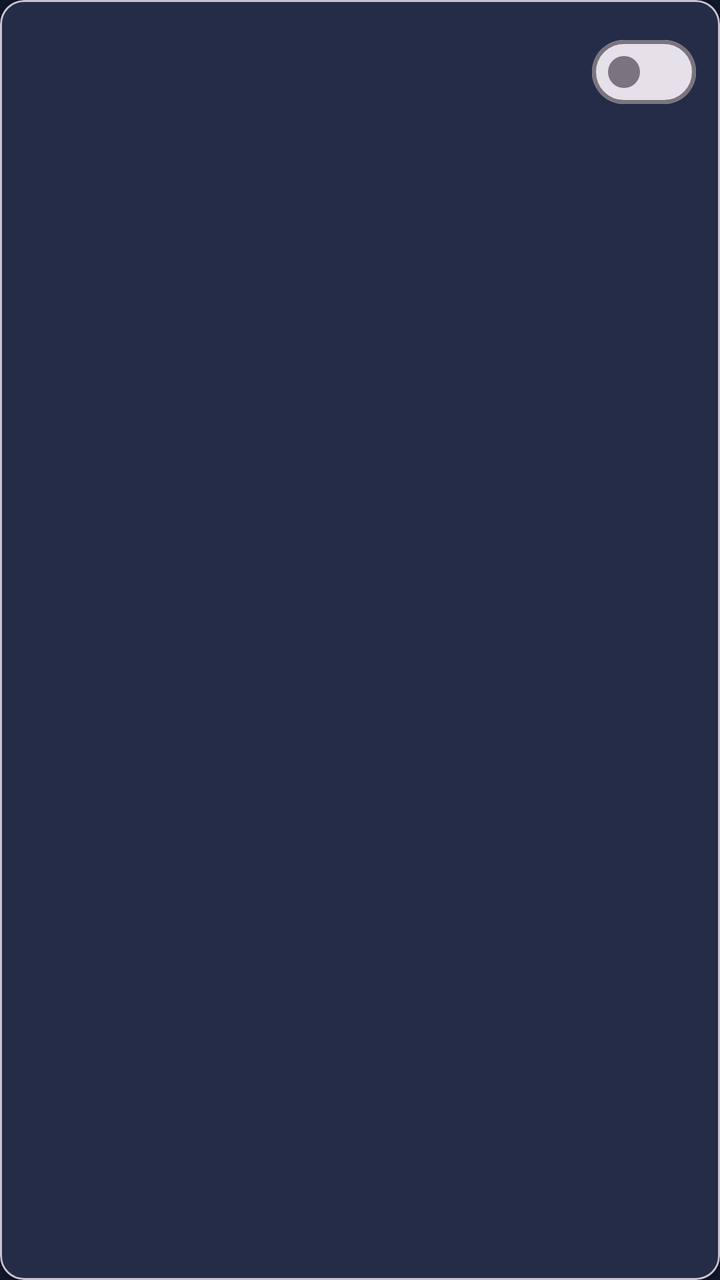
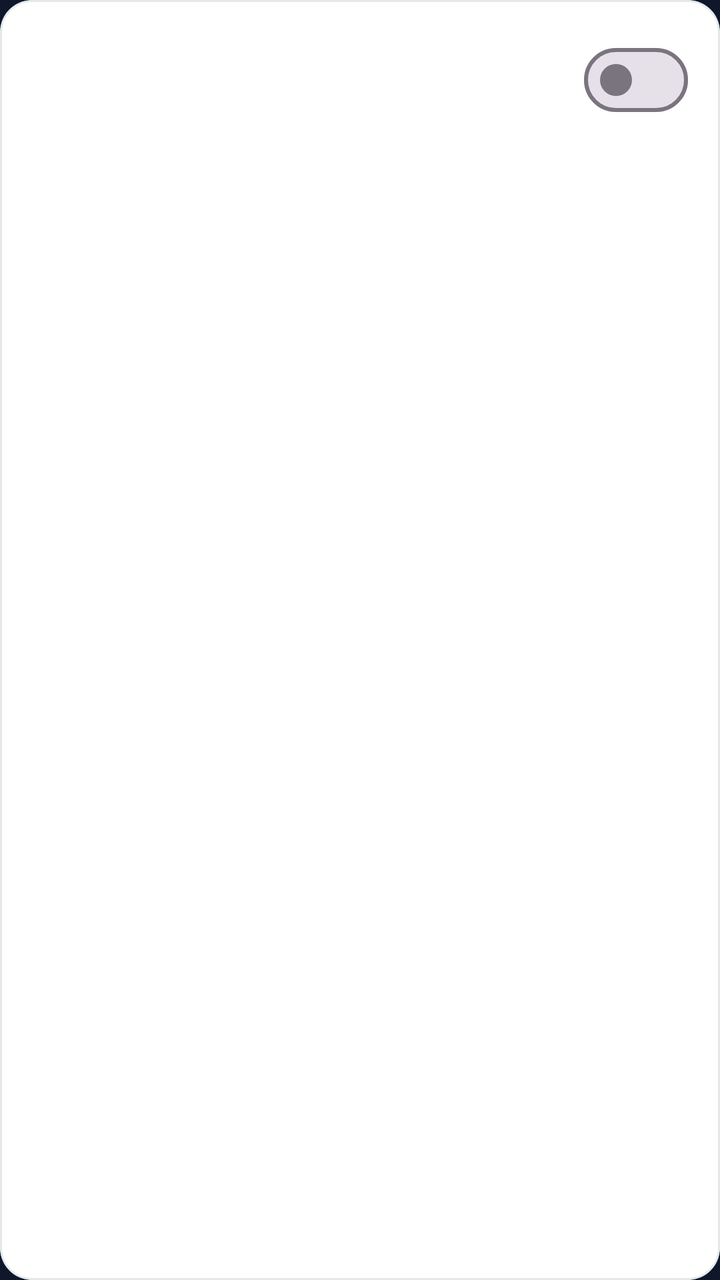

Screens rendered from an Android XML layout before and after an edit, with the pre-edit source and the edit as a unified diff.
<!-- AndroidManifest.xml: application theme Theme.SelfPilot -->
<!-- res/layout/item_app.xml -->
<?xml version="1.0" encoding="utf-8"?>
<com.google.android.material.card.MaterialCardView xmlns:android="http://schemas.android.com/apk/res/android"
    xmlns:app="http://schemas.android.com/apk/res-auto"
    android:layout_width="match_parent"
    android:layout_height="wrap_content"
    android:layout_marginHorizontal="12dp"
    android:layout_marginVertical="6dp"
    app:cardBackgroundColor="@color/card_background"
    app:cardCornerRadius="12dp"
    app:cardElevation="2dp">

    <androidx.constraintlayout.widget.ConstraintLayout
        android:layout_width="match_parent"
        android:layout_height="wrap_content"
        android:padding="12dp">

        <ImageView
            android:id="@+id/app_icon"
            android:layout_width="44dp"
            android:layout_height="44dp"
            app:layout_constraintBottom_toBottomOf="parent"
            app:layout_constraintStart_toStartOf="parent"
            app:layout_constraintTop_toTopOf="parent"
            android:contentDescription="App Icon" />

        <LinearLayout
            android:id="@+id/layout_app_info"
            android:layout_width="0dp"
            android:layout_height="wrap_content"
            android:layout_marginStart="12dp"
            android:layout_marginEnd="8dp"
            android:orientation="vertical"
            app:layout_constraintBottom_toBottomOf="parent"
            app:layout_constraintEnd_toStartOf="@id/study_app_switch"
            app:layout_constraintStart_toEndOf="@id/app_icon"
            app:layout_constraintTop_toTopOf="parent">

            <TextView
                android:id="@+id/app_name"
                android:layout_width="wrap_content"
                android:layout_height="wrap_content"
                android:textColor="@color/text_primary"
                android:textSize="15sp"
                android:textStyle="bold" />

            <TextView
                android:id="@+id/app_status"
                android:layout_width="wrap_content"
                android:layout_height="wrap_content"
                android:layout_marginTop="2dp"
                android:textColor="@color/text_secondary"
                android:textSize="12sp" />

        </LinearLayout>

        <com.google.android.material.materialswitch.MaterialSwitch
            android:id="@+id/study_app_switch"
            android:layout_width="wrap_content"
            android:layout_height="wrap_content"
            app:layout_constraintBottom_toBottomOf="parent"
            app:layout_constraintEnd_toEndOf="parent"
            app:layout_constraintTop_toTopOf="parent" />

    </androidx.constraintlayout.widget.ConstraintLayout>

</com.google.android.material.card.MaterialCardView>
<!-- resources referenced by this layout -->
<resources>
  <color name="card_background">#1E293B</color>
  <color name="text_primary">#F8FAFC</color>
  <color name="text_secondary">#94A3B8</color>
  <style name="Theme.SelfPilot" parent="Base.Theme.SelfPilot" />
  <style name="Base.Theme.SelfPilot" parent="Theme.Material3.DayNight.NoActionBar">
          
          <item name="colorPrimary">@color/purple_accent</item>
          <item name="colorPrimaryVariant">@color/electric_blue</item>
          <item name="colorOnPrimary">@color/white</item>
          <item name="colorSecondary">@color/electric_blue</item>
          <item name="colorSecondaryVariant">@color/purple_accent_light</item>
          <item name="colorOnSecondary">@color/white</item>
          <item name="android:colorBackground">@color/background_dark</item>
          <item name="colorSurface">@color/card_background</item>
          <item name="colorOnSurface">@color/text_primary</item>
          <item name="android:textColorPrimary">@color/text_primary</item>
          <item name="android:textColorSecondary">@color/text_secondary</item>
          <item name="android:statusBarColor">@color/background_dark</item>
          <item name="android:navigationBarColor">@color/background_dark</item>
          <item name="bottomNavigationStyle">@style/Widget.MaterialComponents.BottomNavigationView.Colored</item>
      </style>
  <color name="purple_accent">#8B5CF6</color>
  <color name="electric_blue">#3B82F6</color>
  <color name="white">#FFFFFFFF</color>
  <color name="purple_accent_light">#A78BFA</color>
  <color name="background_dark">#0F172A</color>
</resources>

<!-- the commit's change to res/layout/item_app.xml (unified diff, before → after) -->
@@ -3,21 +3,23 @@
     xmlns:app="http://schemas.android.com/apk/res-auto"
     android:layout_width="match_parent"
     android:layout_height="wrap_content"
-    android:layout_marginHorizontal="12dp"
+    android:layout_marginHorizontal="16dp"
     android:layout_marginVertical="6dp"
-    app:cardBackgroundColor="@color/card_background"
-    app:cardCornerRadius="12dp"
-    app:cardElevation="2dp">
+    app:cardBackgroundColor="@color/exam_card"
+    app:cardCornerRadius="16dp"
+    app:strokeColor="@color/exam_border"
+    app:strokeWidth="1dp"
+    app:cardElevation="0dp">
 
     <androidx.constraintlayout.widget.ConstraintLayout
         android:layout_width="match_parent"
         android:layout_height="wrap_content"
-        android:padding="12dp">
+        android:padding="16dp">
 
         <ImageView
             android:id="@+id/app_icon"
-            android:layout_width="44dp"
-            android:layout_height="44dp"
+            android:layout_width="48dp"
+            android:layout_height="48dp"
             app:layout_constraintBottom_toBottomOf="parent"
             app:layout_constraintStart_toStartOf="parent"
             app:layout_constraintTop_toTopOf="parent"
@@ -27,8 +29,8 @@
             android:id="@+id/layout_app_info"
             android:layout_width="0dp"
             android:layout_height="wrap_content"
-            android:layout_marginStart="12dp"
-            android:layout_marginEnd="8dp"
+            android:layout_marginStart="16dp"
+            android:layout_marginEnd="16dp"
             android:orientation="vertical"
             app:layout_constraintBottom_toBottomOf="parent"
             app:layout_constraintEnd_toStartOf="@id/study_app_switch"
@@ -39,8 +41,8 @@
                 android:id="@+id/app_name"
                 android:layout_width="wrap_content"
                 android:layout_height="wrap_content"
-                android:textColor="@color/text_primary"
-                android:textSize="15sp"
+                android:textColor="@color/exam_text_primary"
+                android:textSize="16sp"
                 android:textStyle="bold" />
 
             <TextView
@@ -48,8 +50,8 @@
                 android:layout_width="wrap_content"
                 android:layout_height="wrap_content"
                 android:layout_marginTop="2dp"
-                android:textColor="@color/text_secondary"
-                android:textSize="12sp" />
+                android:textColor="@color/exam_text_secondary"
+                android:textSize="13sp" />
 
         </LinearLayout>
 
<!-- resource entries referenced after the edit -->
@@ -1,5 +1,9 @@
 <!-- resources referenced by this layout -->
 <resources>
+  <color name="exam_border">#E5E7EB</color>
+  <color name="exam_card">#FFFFFF</color>
+  <color name="exam_text_primary">#111827</color>
+  <color name="exam_text_secondary">#6B7280</color>
   <color name="card_background">#1E293B</color>
   <color name="text_primary">#F8FAFC</color>
   <color name="text_secondary">#94A3B8</color>
